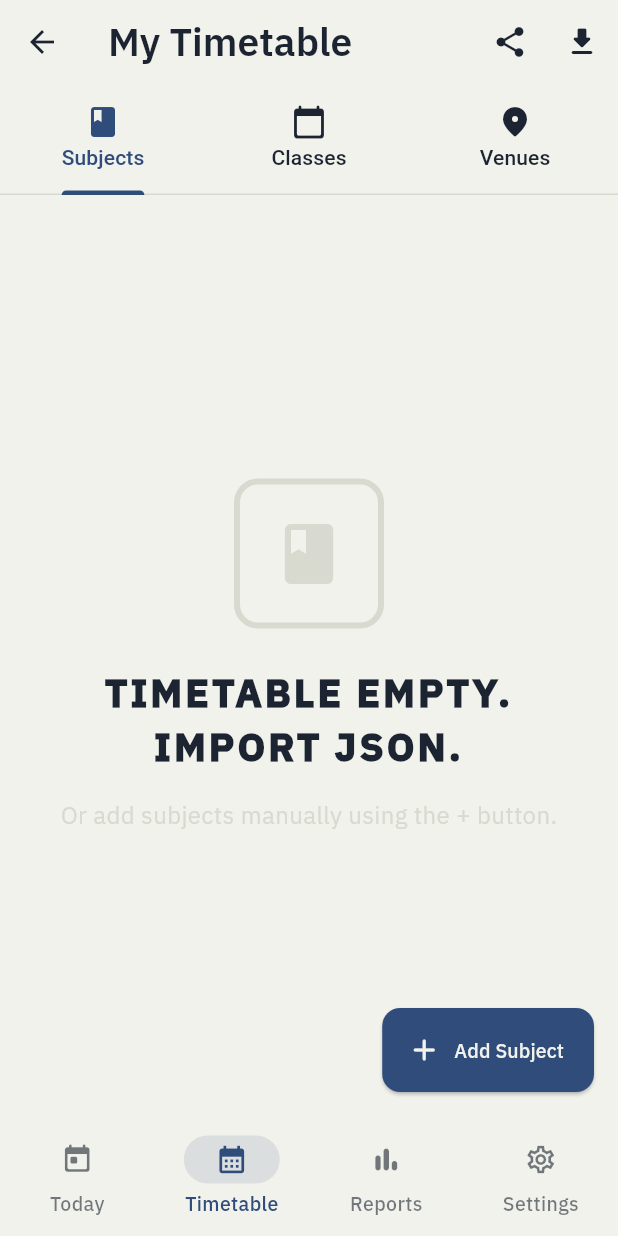
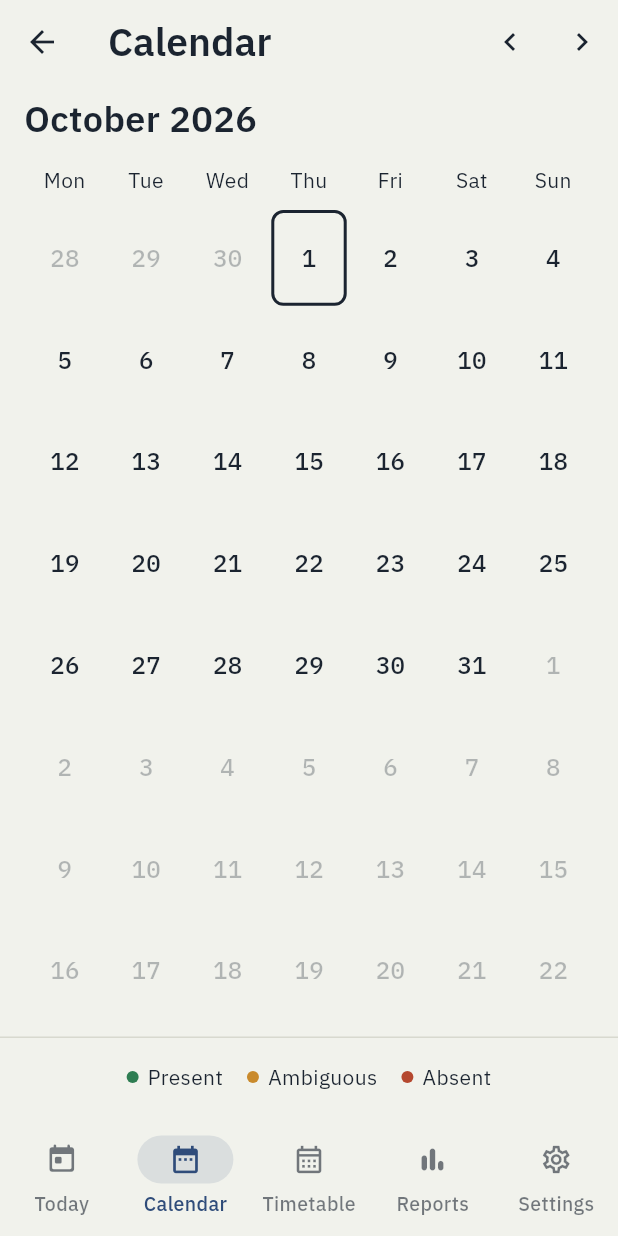
Before and after one commit to prxyansh/the-register, a Flutter app: the _MainShell screen opened directly, item 2 of the bottom bar chosen, on a phone screen of 412 x 824 dp. Run offline on Flutter 3.47's test engine with Material 3 defaults, Android fonts, the phone set to English and light mode, and no system bars; our stand-ins replace drift, drift_flutter, flutter_local_notifications, flutter_map, flutter_riverpod, flutter_timezone and 8 more; missing offline and left inert: file_selector, network_info_plus, workmanager; accounts and stored records are empty; generated files the repository leaves out were written again.

Commit message:
feat: Add brutalist Calendar tab for monthly attendance overview

```diff
--- a/lib/main.dart
+++ b/lib/main.dart
@@ -4,6 +4,7 @@ import 'package:shared_preferences/shared_preferences.dart';
 import 'theme/register_theme.dart';
 import 'screens/onboarding_screen.dart';
 import 'screens/today_screen.dart';
+import 'screens/calendar_screen.dart';
 import 'screens/timetable_screen.dart';
 import 'screens/reports_screen.dart';
 import 'screens/settings_screen.dart';
@@ -136,6 +137,7 @@ class _MainShellState extends State<_MainShell> {
 
   static const _screens = <Widget>[
     TodayScreen(),
+    CalendarScreen(),
     TimetableScreen(),
     ReportsScreen(),
     SettingsScreen(),
@@ -160,6 +162,11 @@ class _MainShellState extends State<_MainShell> {
             label: 'Today',
           ),
           NavigationDestination(
+            icon: Icon(Icons.date_range_outlined),
+            selectedIcon: Icon(Icons.date_range),
+            label: 'Calendar',
+          ),
+          NavigationDestination(
             icon: Icon(Icons.calendar_month_outlined),
             selectedIcon: Icon(Icons.calendar_month),
             label: 'Timetable',
--- /dev/null
+++ b/lib/screens/calendar_screen.dart
@@ -0,0 +1,473 @@
+import 'package:flutter/material.dart';
+import 'package:flutter_riverpod/flutter_riverpod.dart';
+import 'package:intl/intl.dart';
+
+import '../data/app_database.dart';
+import '../data/providers.dart';
+import '../data/attendance_status.dart';
+import '../theme/register_theme.dart';
+import '../widgets/register_row.dart';
+import 'record_detail_screen.dart';
+
+class CalendarScreen extends ConsumerStatefulWidget {
+  const CalendarScreen({super.key});
+
+  @override
+  ConsumerState<CalendarScreen> createState() => _CalendarScreenState();
+}
+
+class _CalendarScreenState extends ConsumerState<CalendarScreen> {
+  late PageController _pageController;
+  final int _initialPage = 1200;
+  late DateTime _baseMonth;
+  late DateTime _currentMonth;
+
+  @override
+  void initState() {
+    super.initState();
+    _pageController = PageController(initialPage: _initialPage);
+    final now = DateTime.now();
+    _baseMonth = DateTime(now.year, now.month, 1);
+    _currentMonth = _baseMonth;
+  }
+
+  @override
+  void dispose() {
+    _pageController.dispose();
+    super.dispose();
+  }
+
+  DateTime _monthForIndex(int index) {
+    int offset = index - _initialPage;
+    return DateTime(_baseMonth.year, _baseMonth.month + offset, 1);
+  }
+
+  void _onPageChanged(int index) {
+    setState(() {
+      _currentMonth = _monthForIndex(index);
+    });
+  }
+
+  void _navigateMonth(int delta) {
+    final nextIndex = _pageController.page!.round() + delta;
+    final reduceMotion = MediaQuery.of(context).disableAnimations;
+    if (reduceMotion) {
+      _pageController.jumpToPage(nextIndex);
+    } else {
+      _pageController.animateToPage(
+        nextIndex,
+        duration: const Duration(milliseconds: 300),
+        curve: Curves.easeInOut,
+      );
+    }
+  }
+
+  @override
+  Widget build(BuildContext context) {
+    final theme = Theme.of(context);
+    final monthFormat = DateFormat('MMMM yyyy');
+
+    return Scaffold(
+      backgroundColor: theme.colorScheme.surface,
+      appBar: AppBar(
+        title: Text('Calendar', style: RegisterTheme.h1(theme.colorScheme.onSurface)),
+        backgroundColor: theme.colorScheme.surface,
+        scrolledUnderElevation: 0,
+        actions: [
+          IconButton(
+            icon: const Icon(Icons.chevron_left),
+            onPressed: () => _navigateMonth(-1),
+          ),
+          IconButton(
+            icon: const Icon(Icons.chevron_right),
+            onPressed: () => _navigateMonth(1),
+          ),
+        ],
+      ),
+      body: Column(
+        children: [
+          Padding(
+            padding: const EdgeInsets.symmetric(horizontal: 16.0, vertical: 8.0),
+            child: Row(
+              mainAxisAlignment: MainAxisAlignment.spaceBetween,
+              children: [
+                Text(
+                  monthFormat.format(_currentMonth),
+                  style: RegisterTheme.h1(theme.colorScheme.onSurface).copyWith(fontSize: 24),
+                ),
+              ],
+            ),
+          ),
+          _buildWeekdayHeaders(theme),
+          Expanded(
+            child: PageView.builder(
+              controller: _pageController,
+              onPageChanged: _onPageChanged,
+              itemBuilder: (context, index) {
+                return _MonthView(month: _monthForIndex(index));
+              },
+            ),
+          ),
+          _buildLegend(theme),
+        ],
+      ),
+    );
+  }
+
+  Widget _buildWeekdayHeaders(ThemeData theme) {
+    const days = ['Mon', 'Tue', 'Wed', 'Thu', 'Fri', 'Sat', 'Sun'];
+    return Padding(
+      padding: const EdgeInsets.symmetric(horizontal: 16.0, vertical: 8.0),
+      child: Row(
+        mainAxisAlignment: MainAxisAlignment.spaceAround,
+        children: days.map((d) {
+          return SizedBox(
+            width: 40,
+            child: Text(
+              d,
+              textAlign: TextAlign.center,
+              style: RegisterTheme.bodySmall(theme.colorScheme.onSurfaceVariant),
+            ),
+          );
+        }).toList(),
+      ),
+    );
+  }
+
+  Widget _buildLegend(ThemeData theme) {
+    final isDark = theme.brightness == Brightness.dark;
+    return Container(
+      padding: const EdgeInsets.all(16.0),
+      decoration: BoxDecoration(
+        border: Border(top: BorderSide(color: theme.dividerTheme.color ?? theme.dividerColor)),
+      ),
+      child: Row(
+        mainAxisAlignment: MainAxisAlignment.center,
+        children: [
+          _LegendItem(color: isDark ? RegisterTheme.presentDark : RegisterTheme.present, label: 'Present'),
+          const SizedBox(width: 16),
+          _LegendItem(color: isDark ? RegisterTheme.ambiguousDark : RegisterTheme.ambiguous, label: 'Ambiguous'),
+          const SizedBox(width: 16),
+          _LegendItem(color: isDark ? RegisterTheme.absentDark : RegisterTheme.absent, label: 'Absent'),
+        ],
+      ),
+    );
+  }
+}
+
+class _LegendItem extends StatelessWidget {
+  final Color color;
+  final String label;
+
+  const _LegendItem({required this.color, required this.label});
+
+  @override
+  Widget build(BuildContext context) {
+    final theme = Theme.of(context);
+    return Row(
+      mainAxisSize: MainAxisSize.min,
+      children: [
+        Container(
+          width: 8,
+          height: 8,
+          decoration: BoxDecoration(
+            color: color,
+            shape: BoxShape.circle,
+          ),
+        ),
+        const SizedBox(width: 6),
+        Text(
+          label,
+          style: RegisterTheme.bodySmall(theme.colorScheme.onSurface),
+        ),
+      ],
+    );
+  }
+}
+
+class _MonthView extends ConsumerWidget {
+  final DateTime month;
+
+  const _MonthView({required this.month});
+
+  @override
+  Widget build(BuildContext context, WidgetRef ref) {
+    final recordsAsync = ref.watch(recordsForMonthProvider(month));
+    final entriesAsync = ref.watch(allTimetableEntriesProvider);
+    final subjectsAsync = ref.watch(allSubjectsProvider);
+    final venuesAsync = ref.watch(allVenuesProvider);
+
+    if (recordsAsync.isLoading || entriesAsync.isLoading) {
+      return const Center(child: CircularProgressIndicator());
+    }
+
+    final records = recordsAsync.valueOrNull ?? [];
+    final entries = entriesAsync.valueOrNull ?? [];
+    final subjects = subjectsAsync.valueOrNull ?? [];
+    final venues = venuesAsync.valueOrNull ?? [];
+
+    final firstDay = DateTime(month.year, month.month, 1);
+    final daysInMonth = DateTime(month.year, month.month + 1, 0).day;
+    final firstDayOffset = firstDay.weekday - 1;
+
+    final totalCells = (firstDayOffset + daysInMonth / 7).ceil() * 7;
+    final gridCells = totalCells < (firstDayOffset + daysInMonth) ? totalCells + 7 : totalCells;
+
+    return GridView.builder(
+      padding: const EdgeInsets.symmetric(horizontal: 16.0),
+      physics: const NeverScrollableScrollPhysics(),
+      gridDelegate: const SliverGridDelegateWithFixedCrossAxisCount(
+        crossAxisCount: 7,
+        childAspectRatio: 0.8,
+      ),
+      itemCount: gridCells,
+      itemBuilder: (context, index) {
+        final date = firstDay.add(Duration(days: index - firstDayOffset));
+        final isCurrentMonth = date.month == month.month;
+        return _DateCell(
+          date: date,
+          isCurrentMonth: isCurrentMonth,
+          records: records,
+          allEntries: entries,
+          allSubjects: subjects,
+          allVenues: venues,
+        );
+      },
+    );
+  }
+}
+
+class _DateCell extends ConsumerWidget {
+  final DateTime date;
+  final bool isCurrentMonth;
+  final List<AttendanceRecord> records;
+  final List<TimetableEntry> allEntries;
+  final List<Subject> allSubjects;
+  final List<Venue> allVenues;
+
+  const _DateCell({
+    required this.date,
+    required this.isCurrentMonth,
+    required this.records,
+    required this.allEntries,
+    required this.allSubjects,
+    required this.allVenues,
+  });
+
+  @override
+  Widget build(BuildContext context, WidgetRef ref) {
+    final theme = Theme.of(context);
+    final isDark = theme.brightness == Brightness.dark;
+    final now = DateTime.now();
+    final isToday = date.year == now.year && date.month == now.month && date.day == now.day;
+
+    final todayEntries = allEntries.where((e) => e.dayOfWeek == date.weekday).toList()
+      ..sort((a, b) => a.startTime.compareTo(b.startTime));
+
+    final dayRecords = records.where((r) => r.date.year == date.year && r.date.month == date.month && r.date.day == date.day).toList();
+
+    return InkWell(
+      onTap: () {
+        if (todayEntries.isEmpty) return;
+        _showDayDetail(context, ref, date, todayEntries, dayRecords, allSubjects, allVenues);
+      },
+      child: Container(
+        decoration: isToday ? BoxDecoration(
+          border: Border.all(color: theme.colorScheme.onSurface, width: 2),
+          borderRadius: BorderRadius.circular(8),
+        ) : null,
+        margin: const EdgeInsets.all(2),
+        child: Column(
+          mainAxisAlignment: MainAxisAlignment.center,
+          children: [
+            Text(
+              '${date.day}',
+              style: RegisterTheme.data(
+                isCurrentMonth
+                  ? theme.colorScheme.onSurface
+                  : theme.colorScheme.onSurface.withValues(alpha: 0.3)
+              ),
+            ),
+            if (todayEntries.isNotEmpty)
+              _buildDots(theme, isDark, todayEntries, dayRecords, date),
+          ],
+        ),
+      ),
+    );
+  }
+
+  AttendanceStatus? _determineStatus(DateTime date, TimetableEntry entry, AttendanceRecord? record) {
+    if (record != null) {
+      return AttendanceStatus.fromDbValue(record.status);
+    }
+
+    final now = DateTime.now();
+    final startParts = entry.startTime.split(':');
+    final endParts = entry.endTime.split(':');
+
+    final classStart = DateTime(
+        date.year, date.month, date.day,
+        int.parse(startParts[0]), int.parse(startParts[1]));
+    final classEnd = DateTime(
+        date.year, date.month, date.day,
+        int.parse(endParts[0]), int.parse(endParts[1]));
+
+    if (now.isBefore(classStart)) {
+      return null;
+    } else if (now.isBefore(classEnd)) {
+      return AttendanceStatus.ambiguous;
+    } else {
+      return AttendanceStatus.absent;
+    }
+  }
+
+  Widget _buildDots(ThemeData theme, bool isDark, List<TimetableEntry> entries, List<AttendanceRecord> dayRecords, DateTime date) {
+    List<Widget> dots = [];
+    final displayCount = entries.length > 4 ? 4 : entries.length;
+
+    for (int i = 0; i < displayCount; i++) {
+      if (i == 3 && entries.length > 4) {
+        dots.add(Padding(
+          padding: const EdgeInsets.only(left: 1.0),
+          child: Text(
+            '+${entries.length - 3}',
+            style: RegisterTheme.data(theme.colorScheme.onSurface).copyWith(fontSize: 8),
+          ),
+        ));
+        break;
+      }
+
+      final entry = entries[i];
+      final record = dayRecords.cast<AttendanceRecord?>().firstWhere((r) => r!.timetableEntryId == entry.id, orElse: () => null);
+
+      final effectiveStatus = _determineStatus(date, entry, record);
+
+      Color? dotColor;
+      bool isOutline = false;
+
+      if (effectiveStatus != null) {
+        switch (effectiveStatus) {
+          case AttendanceStatus.present:
+          case AttendanceStatus.manualOverride:
+            dotColor = isDark ? RegisterTheme.presentDark : RegisterTheme.present;
+            break;
+          case AttendanceStatus.absent:
+            dotColor = isDark ? RegisterTheme.absentDark : RegisterTheme.absent;
+            break;
+          case AttendanceStatus.ambiguous:
+            dotColor = isDark ? RegisterTheme.ambiguousDark : RegisterTheme.ambiguous;
+            break;
+        }
+      } else {
+        isOutline = true;
+        dotColor = theme.colorScheme.onSurface.withValues(alpha: 0.5);
+      }
+
+      dots.add(
+        Container(
+          margin: const EdgeInsets.symmetric(horizontal: 1),
+          width: 6,
+          height: 6,
+          decoration: BoxDecoration(
+            color: isOutline ? Colors.transparent : dotColor,
+            border: isOutline ? Border.all(color: dotColor!, width: 1) : null,
+            shape: BoxShape.circle,
+          ),
+        )
+      );
+    }
+
+    return Padding(
+      padding: const EdgeInsets.only(top: 4.0),
+      child: Row(
+        mainAxisAlignment: MainAxisAlignment.center,
+        children: dots,
+      ),
+    );
+  }
+
+  void _showDayDetail(BuildContext context, WidgetRef ref, DateTime date, List<TimetableEntry> entries, List<AttendanceRecord> records, List<Subject> subjects, List<Venue> venues) {
+    final theme = Theme.of(context);
+    final dateFormat = DateFormat('EEEE, MMM d');
+
+    showModalBottomSheet(
+      context: context,
+      backgroundColor: theme.colorScheme.surface,
+      isScrollControlled: true,
+      shape: const RoundedRectangleBorder(borderRadius: BorderRadius.vertical(top: Radius.circular(16))),
+      builder: (context) {
+        return SafeArea(
+          child: Column(
+            mainAxisSize: MainAxisSize.min,
+            children: [
+              Padding(
+                padding: const EdgeInsets.all(16.0),
+                child: Text(
+                  dateFormat.format(date),
+                  style: RegisterTheme.h2(theme.colorScheme.onSurface),
+                ),
+              ),
+              const Divider(height: 1),
+              Flexible(
+                child: ListView.builder(
+                  shrinkWrap: true,
+                  itemCount: entries.length,
+                  itemBuilder: (context, index) {
+                    final entry = entries[index];
+                    final subject = subjects.cast<Subject?>().firstWhere((s) => s!.id == entry.subjectId, orElse: () => null);
+                    final venue = entry.venueId != null ? venues.cast<Venue?>().firstWhere((v) => v!.id == entry.venueId, orElse: () => null) : null;
+                    final record = records.cast<AttendanceRecord?>().firstWhere((r) => r!.timetableEntryId == entry.id, orElse: () => null);
+
+                    final status = _determineStatus(date, entry, record);
+
+                    return RegisterRow(
+                      time: entry.startTime,
+                      title: subject?.name ?? 'Unknown',
+                      subtitle: [
+                        if (subject?.facultyName != null && subject!.facultyName!.isNotEmpty) subject.facultyName!,
+                        if (venue?.name != null && venue!.name.isNotEmpty) venue.name,
+                      ].join(' • ').isNotEmpty ? [
+                        if (subject?.facultyName != null && subject!.facultyName!.isNotEmpty) subject.facultyName!,
+                        if (venue?.name != null && venue!.name.isNotEmpty) venue.name,
+                      ].join(' • ') : null,
+                      status: status,
+                      onTap: () async {
+                        var currentRecord = record;
+                        if (currentRecord == null) {
+                          // create a dummy pending record for manual override
+                          final dao = ref.read(attendanceRecordsDaoProvider);
+                          final id = await dao.insertRecord(
+                            AttendanceRecordsCompanion.insert(
+                              timetableEntryId: entry.id,
+                              date: DateTime(date.year, date.month, date.day),
+                              status: AttendanceStatus.absent.toDbValue(),
+                            ),
+                          );
+                          currentRecord = await dao.getRecordById(id);
+                        }
+
+                        if (context.mounted) {
+                          Navigator.pop(context); // Close bottom sheet
+                          Navigator.push(
+                            context,
+                            MaterialPageRoute(
+                              builder: (context) => RecordDetailScreen(
+                                record: currentRecord!,
+                                subject: subject,
+                                entry: entry,
+                              ),
+                            ),
+                          );
+                        }
+                      },
+                    );
+                  },
+                ),
+              ),
+            ],
+          ),
+        );
+      },
+    );
+  }
+}
```
Also changed, not shown: lib/data/daos/attendance_records_dao.dart (+9 -0 lines), lib/data/providers.dart (+7 -0 lines).
